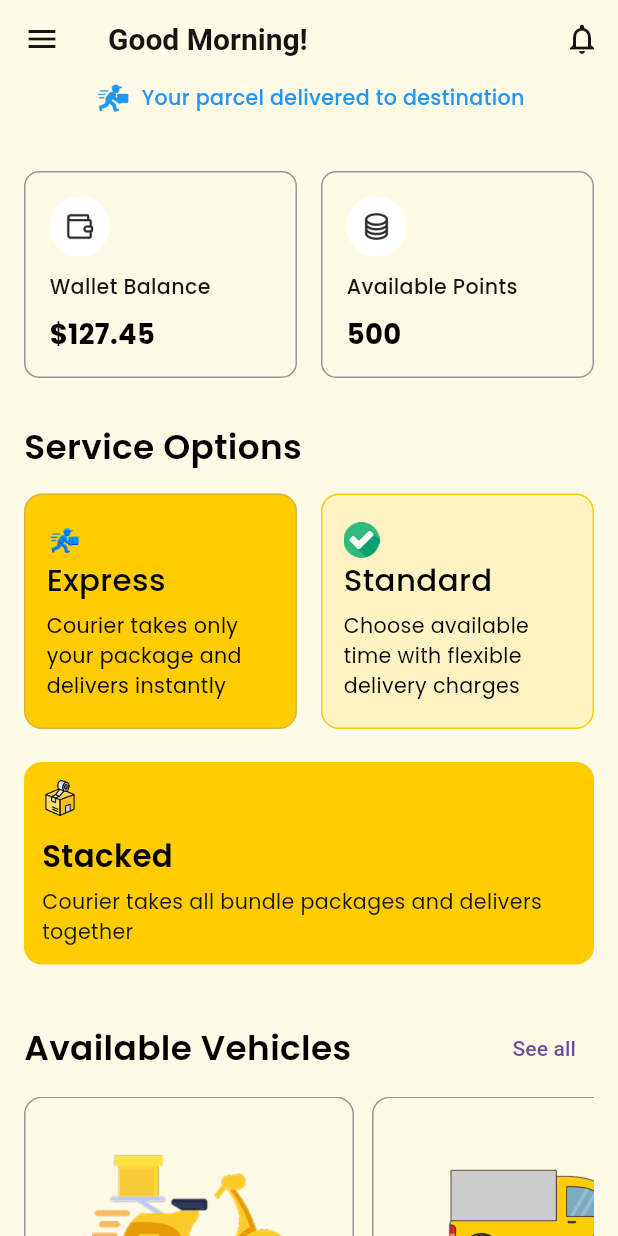
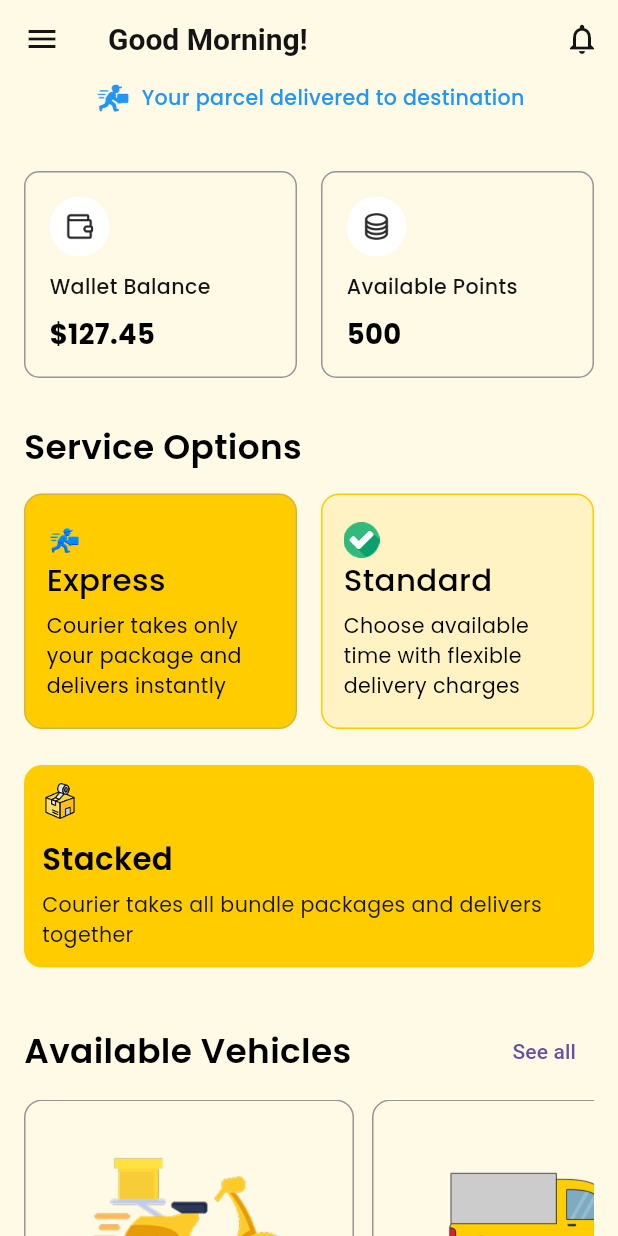
Before and after one commit to Dev-Ninjas-Backup/nicholaslim80, a Flutter app: the HomeScreen screen opened by its route, on a phone screen of 412 x 824 dp. Run offline on Flutter 3.47's test engine with Material 3 defaults, Android fonts, the phone set to English and light mode, and no system bars; our stand-ins replace flutter_easyloading, flutter_screenutil, get, google_fonts.

Commit message:
change size box at home screen

```diff
--- a/lib/features/user/home/screen/home_screen.dart
+++ b/lib/features/user/home/screen/home_screen.dart
@@ -150,7 +150,7 @@ class HomeScreen extends StatelessWidget {
               ],
             ),
 
-            SizedBox(height: 12),
+            SizedBox(height: 14),
 
             serviceCardStacked(
               title: 'Stacked',
@@ -179,12 +179,12 @@ class HomeScreen extends StatelessWidget {
 
             SizedBox(height: 8),
 
-            // Vehicle Cards Horizontal List
+            // Vehicle Cards Horizontal List------->>
             VehicleCards(ctrl: ctrl),
 
             SizedBox(height: 30),
 
-            // Small Horizontal Slider
+            // Small Horizontal Slider------>>
             SmallHorizontalSlider(width: width),
 
             SizedBox(height: 30),
```
